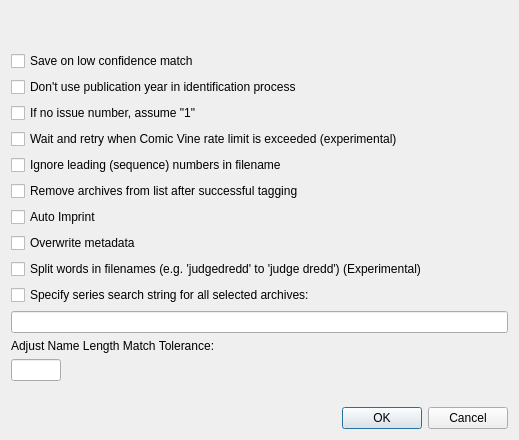
This is comictaggerlib/ui/autotagstartwindow.ui in comictagger/comictagger as Qt 5 draws it before an edit. The edited form follows.
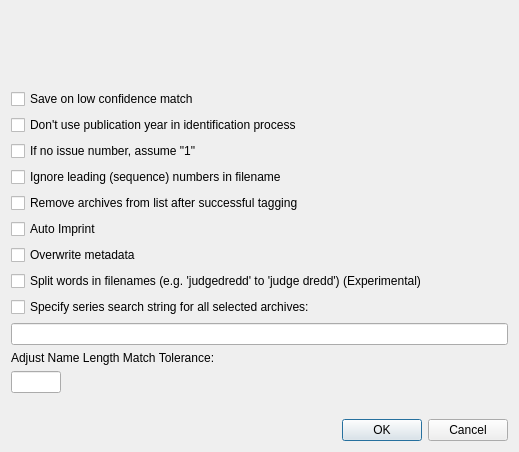
This is the edited form.

Commit message: Initial support for multiple comic information sources

What changed in the file:
```diff
--- a/comictaggerlib/ui/autotagstartwindow.ui
+++ b/comictaggerlib/ui/autotagstartwindow.ui
@@ -10,7 +10,7 @@
     <x>0</x>
     <y>0</y>
     <width>519</width>
-    <height>440</height>
+    <height>452</height>
    </rect>
   </property>
   <property name="sizePolicy">
@@ -44,47 +44,28 @@
    </item>
    <item row="1" column="0">
     <layout class="QGridLayout" name="gridLayout">
-     <item row="9" column="0">
-      <widget class="QCheckBox" name="cbxSpecifySearchString">
-       <property name="sizePolicy">
-        <sizepolicy hsizetype="Minimum" vsizetype="Fixed">
-         <horstretch>0</horstretch>
-         <verstretch>0</verstretch>
-        </sizepolicy>
+     <item row="6" column="0">
+      <widget class="QCheckBox" name="cbxRemoveMetadata">
+       <property name="toolTip">
+        <string>Removes existing metadata before applying retrieved metadata</string>
        </property>
        <property name="text">
-        <string>Specify series search string for all selected archives:</string>
-       </property>
-      </widget>
-     </item>
-     <item row="0" column="0">
-      <widget class="QCheckBox" name="cbxSaveOnLowConfidence">
-       <property name="sizePolicy">
-        <sizepolicy hsizetype="Minimum" vsizetype="Fixed">
-         <horstretch>0</horstretch>
-         <verstretch>0</verstretch>
-        </sizepolicy>
-       </property>
-       <property name="text">
-        <string>Save on low confidence match</string>
-       </property>
-      </widget>
-     </item>
-     <item row="4" column="0">
-      <widget class="QCheckBox" name="cbxIgnoreLeadingDigitsInFilename">
-       <property name="sizePolicy">
-        <sizepolicy hsizetype="Minimum" vsizetype="Fixed">
-         <horstretch>0</horstretch>
-         <verstretch>0</verstretch>
-        </sizepolicy>
-       </property>
-       <property name="text">
-        <string>Ignore leading (sequence) numbers in filename</string>
+        <string>Overwrite metadata</string>
        </property>
       </widget>
      </item>
      <item row="5" column="0">
-      <widget class="QCheckBox" name="cbxRemoveAfterSuccess">
+      <widget class="QCheckBox" name="cbxAutoImprint">
+       <property name="toolTip">
+        <string>Checks the publisher against a list of imprints.</string>
+       </property>
+       <property name="text">
+        <string>Auto Imprint</string>
+       </property>
+      </widget>
+     </item>
+     <item row="7" column="0">
+      <widget class="QCheckBox" name="cbxSplitWords">
        <property name="sizePolicy">
         <sizepolicy hsizetype="Minimum" vsizetype="Fixed">
          <horstretch>0</horstretch>
@@ -92,14 +73,20 @@
         </sizepolicy>
        </property>
        <property name="text">
-        <string>Remove archives from list after successful tagging</string>
+        <string>Split words in filenames (e.g. 'judgedredd' to 'judge dredd') (Experimental)</string>
        </property>
       </widget>
      </item>
      <item row="3" column="0">
-      <widget class="QCheckBox" name="cbxWaitForRateLimit">
+      <widget class="QCheckBox" name="cbxIgnoreLeadingDigitsInFilename">
+       <property name="sizePolicy">
+        <sizepolicy hsizetype="Minimum" vsizetype="Fixed">
+         <horstretch>0</horstretch>
+         <verstretch>0</verstretch>
+        </sizepolicy>
+       </property>
        <property name="text">
-        <string>Wait and retry when Comic Vine rate limit is exceeded (experimental)</string>
+        <string>Ignore leading (sequence) numbers in filename</string>
        </property>
       </widget>
      </item>
@@ -129,28 +116,34 @@
        </property>
       </widget>
      </item>
-     <item row="6" column="0">
-      <widget class="QCheckBox" name="cbxAutoImprint">
-       <property name="toolTip">
-        <string>Checks the publisher against a list of imprints.</string>
+     <item row="0" column="0">
+      <widget class="QCheckBox" name="cbxSaveOnLowConfidence">
+       <property name="sizePolicy">
+        <sizepolicy hsizetype="Minimum" vsizetype="Fixed">
+         <horstretch>0</horstretch>
+         <verstretch>0</verstretch>
+        </sizepolicy>
        </property>
        <property name="text">
-        <string>Auto Imprint</string>
+        <string>Save on low confidence match</string>
        </property>
       </widget>
      </item>
-     <item row="7" column="0">
-      <widget class="QCheckBox" name="cbxRemoveMetadata">
-       <property name="toolTip">
-        <string>Removes existing metadata before applying retrieved metadata</string>
+     <item row="4" column="0">
+      <widget class="QCheckBox" name="cbxRemoveAfterSuccess">
+       <property name="sizePolicy">
+        <sizepolicy hsizetype="Minimum" vsizetype="Fixed">
+         <horstretch>0</horstretch>
+         <verstretch>0</verstretch>
+        </sizepolicy>
        </property>
        <property name="text">
-        <string>Overwrite metadata</string>
+        <string>Remove archives from list after successful tagging</string>
        </property>
       </widget>
      </item>
      <item row="8" column="0">
-      <widget class="QCheckBox" name="cbxSplitWords">
+      <widget class="QCheckBox" name="cbxSpecifySearchString">
        <property name="sizePolicy">
         <sizepolicy hsizetype="Minimum" vsizetype="Fixed">
          <horstretch>0</horstretch>
@@ -158,11 +151,21 @@
         </sizepolicy>
        </property>
        <property name="text">
-        <string>Split words in filenames (e.g. 'judgedredd' to 'judge dredd') (Experimental)</string>
+        <string>Specify series search string for all selected archives:</string>
        </property>
       </widget>
      </item>
-     <item row="12" column="0">
+     <item row="9" column="0">
+      <widget class="QLineEdit" name="leSearchString">
+       <property name="sizePolicy">
+        <sizepolicy hsizetype="Expanding" vsizetype="Fixed">
+         <horstretch>0</horstretch>
+         <verstretch>0</verstretch>
+        </sizepolicy>
+       </property>
+      </widget>
+     </item>
+     <item row="11" column="0">
       <widget class="QLineEdit" name="leNameLengthMatchTolerance">
        <property name="sizePolicy">
         <sizepolicy hsizetype="Expanding" vsizetype="Fixed">
@@ -179,16 +182,6 @@
       </widget>
      </item>
      <item row="10" column="0">
-      <widget class="QLineEdit" name="leSearchString">
-       <property name="sizePolicy">
-        <sizepolicy hsizetype="Expanding" vsizetype="Fixed">
-         <horstretch>0</horstretch>
-         <verstretch>0</verstretch>
-        </sizepolicy>
-       </property>
-      </widget>
-     </item>
-     <item row="11" column="0">
       <widget class="QLabel" name="label_3">
        <property name="sizePolicy">
         <sizepolicy hsizetype="Preferred" vsizetype="Fixed">
```
The commit also changes 28 other files.
